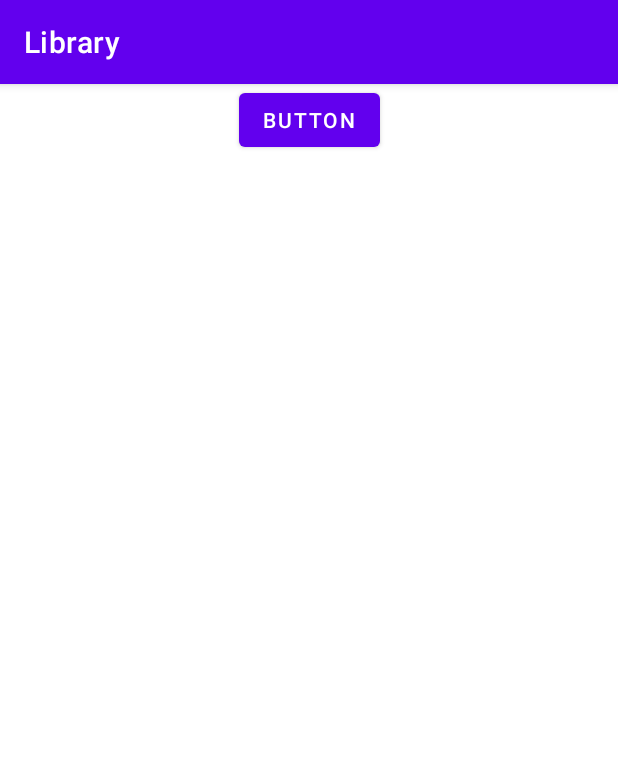
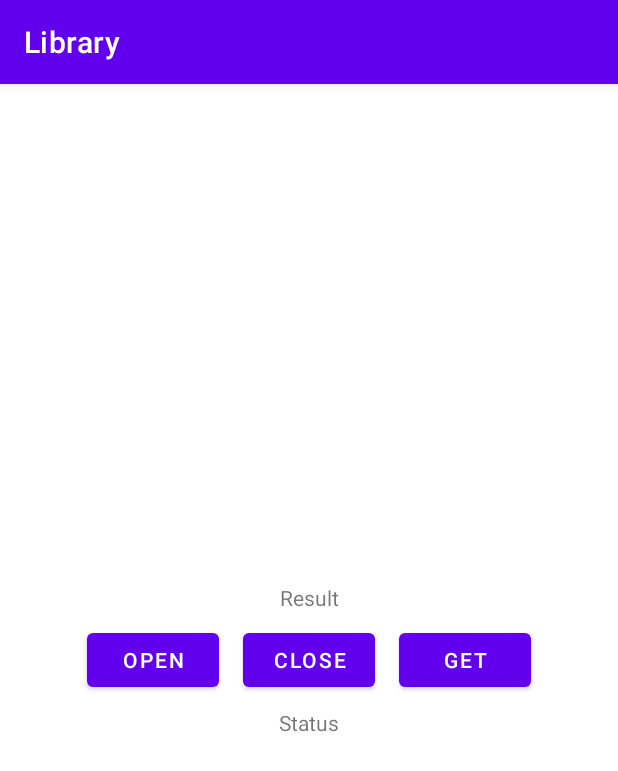
Before and after one commit to thitipatkitkhuan/android-library, an Android app: the screen it shows after launch (MainActivity), on a phone screen of 412 x 824 dp. Shown: the top 771 px of the screen. Run offline under Robolectric (Android 15) with nearby library versions, the phone set to English and light mode, and no system bars.

```diff
--- a/MSSQLServerLibrary/src/main/java/com/tkm/mssqlserverlibrary/ResponseConnection.kt
+++ b/MSSQLServerLibrary/src/main/java/com/tkm/mssqlserverlibrary/ResponseConnection.kt
@@ -3,7 +3,6 @@ package com.tkm.mssqlserverlibrary
 import java.sql.Connection
 
 data class ResponseConnection(
-    val isSuccess: Boolean,
     val isConnection: Connection? = null,
     val isMessage: String? = null
 )
--- a/app/build.gradle
+++ b/app/build.gradle
@@ -1,6 +1,7 @@
 plugins {
     id 'com.android.application'
     id 'kotlin-android'
+    id 'kotlin-android-extensions'
 }
 
 android {
--- a/app/src/main/res/layout/activity_main.xml
+++ b/app/src/main/res/layout/activity_main.xml
@@ -6,13 +6,60 @@
     android:layout_height="match_parent"
     tools:context=".MainActivity">
 
-    <Button
-        android:id="@+id/button"
+    <LinearLayout
+        android:id="@+id/linearLayout"
         android:layout_width="wrap_content"
         android:layout_height="wrap_content"
-        android:text="Button"
-        android:onClick="disConnect"
+        android:gravity="center"
+        android:orientation="horizontal"
+        app:layout_constraintBottom_toBottomOf="parent"
         app:layout_constraintEnd_toEndOf="parent"
         app:layout_constraintStart_toStartOf="parent"
-        app:layout_constraintTop_toTopOf="parent" />
+        app:layout_constraintTop_toTopOf="parent">
+
+        <Button
+            android:id="@+id/btn_open"
+            android:layout_width="0dp"
+            android:layout_height="wrap_content"
+            android:layout_margin="8dp"
+            android:layout_weight="1"
+            android:onClick="connect"
+            android:text="OPEN" />
+
+        <Button
+            android:id="@+id/btn_close"
+            android:layout_width="0dp"
+            android:layout_height="wrap_content"
+            android:layout_margin="8dp"
+            android:layout_weight="1"
+            android:onClick="disconnect"
+            android:text="CLOSE" />
+
+        <Button
+            android:id="@+id/btn_get"
+            android:layout_width="0dp"
+            android:layout_height="wrap_content"
+            android:layout_margin="8dp"
+            android:layout_weight="1"
+            android:onClick="getInformation"
+            android:text="GET" />
+    </LinearLayout>
+
+    <TextView
+        android:id="@+id/tv_result"
+        android:layout_width="wrap_content"
+        android:layout_height="wrap_content"
+        android:text="Result"
+        app:layout_constraintBottom_toTopOf="@+id/linearLayout"
+        app:layout_constraintEnd_toEndOf="parent"
+        app:layout_constraintStart_toStartOf="parent" />
+
+    <TextView
+        android:id="@+id/tv_status"
+        android:layout_width="wrap_content"
+        android:layout_height="wrap_content"
+        android:text="Status"
+        app:layout_constraintEnd_toEndOf="parent"
+        app:layout_constraintStart_toStartOf="parent"
+        app:layout_constraintTop_toBottomOf="@+id/linearLayout" />
 </androidx.constraintlayout.widget.ConstraintLayout>
```
Also changed, not shown: MSSQLServerLibrary/src/main/java/com/tkm/mssqlserverlibrary/ConnectionClass.kt (+11 -22 lines), app/src/main/java/com/tkm/library/MainActivity.kt (+28 -12 lines).
